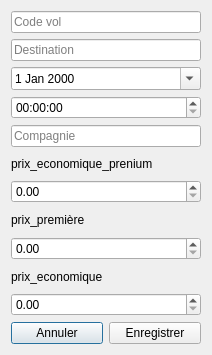
nel-63/GestionBilletAvion2.0, file version_final/src/ui/VolDialog.ui: the form before one commit.
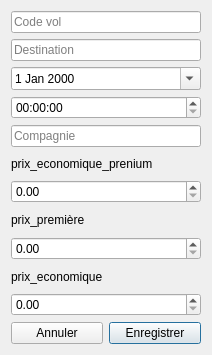
The form after the commit.

Patch:
```diff
--- a/version_final/src/ui/VolDialog.ui
+++ b/version_final/src/ui/VolDialog.ui
@@ -122,6 +122,9 @@
        <property name="text">
         <string>Enregistrer</string>
        </property>
+       <property name="default">
+        <bool>true</bool>
+       </property>
       </widget>
      </item>
     </layout>
```
